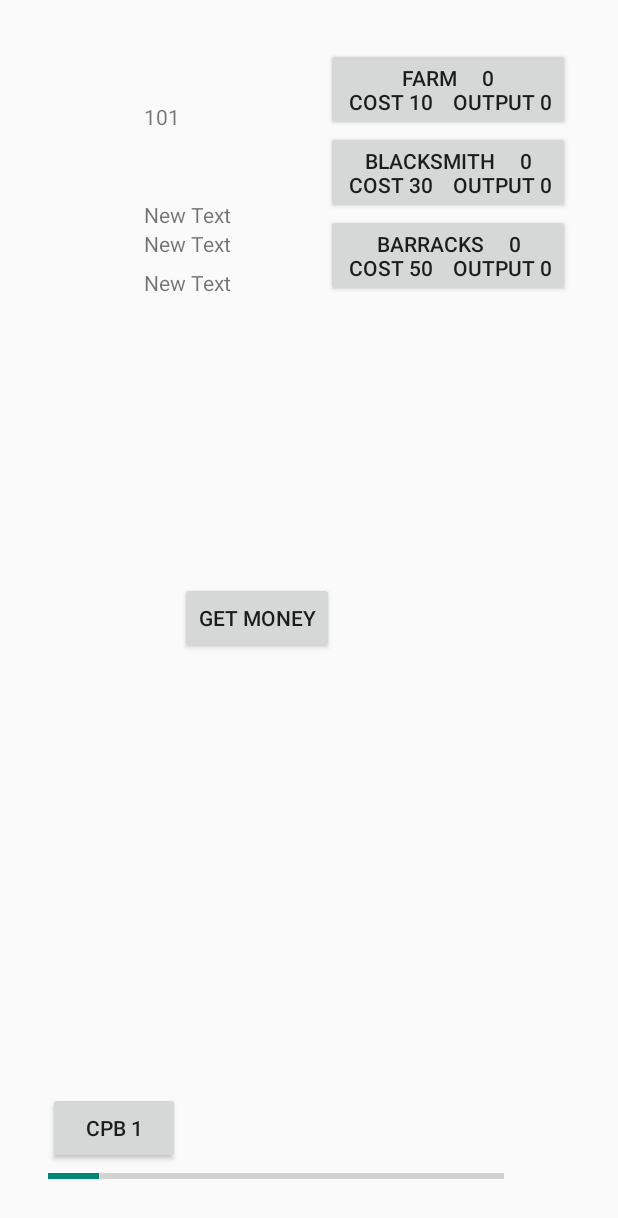
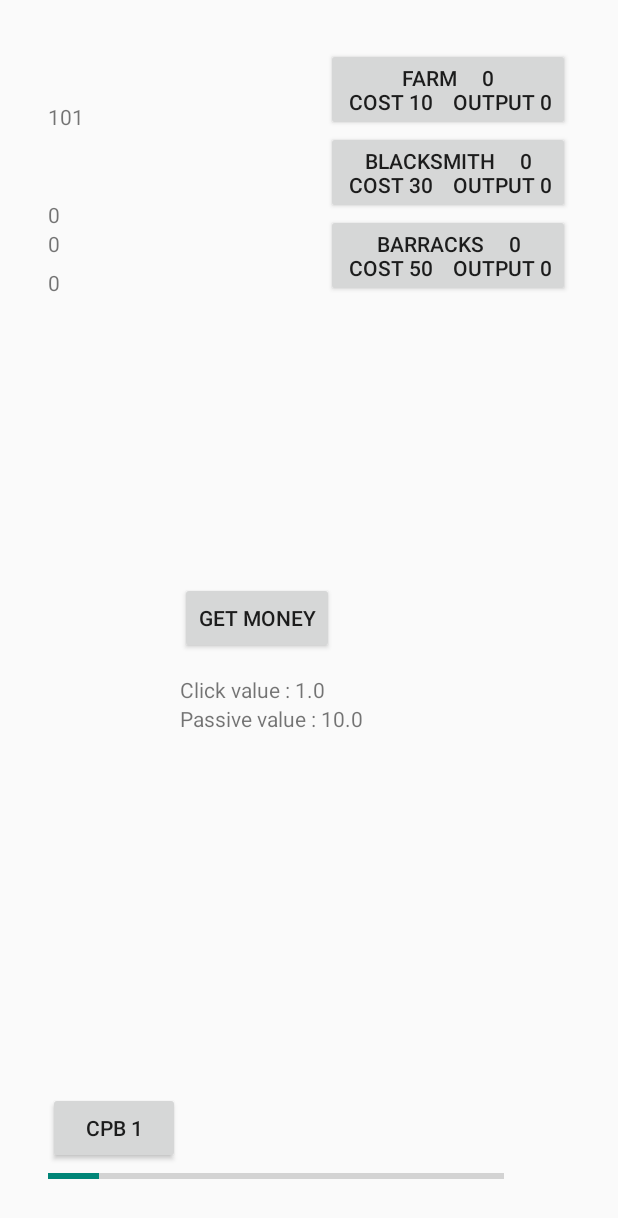
Before and after one commit to jabate89/TapDaat, an Android app: the screen it shows after launch (MainActivity), after a tap on "GET MONEY", on a phone screen of 412 x 824 dp. Shown: the top 1218 px of the screen. Run offline under Robolectric (Android 15) with nearby library versions, the light colour scheme and no system bars.

Commit message:
Updated method which prints values to buttons
Portrait locked the UI

CP1 now works properly (click value will increase
during spell duration if you increase passive income)

```diff
--- a/app/src/main/AndroidManifest.xml
+++ b/app/src/main/AndroidManifest.xml
@@ -9,6 +9,7 @@
         android:theme="@style/AppTheme" >
         <activity
             android:name=".MainActivity"
+            android:screenOrientation="portrait"
             android:label="@string/app_name" >
             <intent-filter>
                 <action android:name="android.intent.action.MAIN" />
--- a/app/src/main/java/com/yourdudeliness/threaddev/Building.java
+++ b/app/src/main/java/com/yourdudeliness/threaddev/Building.java
@@ -56,4 +56,11 @@ public class Building {
     }
 
     public int getCumulativePassive() { return cumulativePassive; }
+
+    public String printStats(){
+        return   ( buildingType + "     "
+                + (int) totalBuildings
+                + "\n Cost " + (int) costOfNext
+                + "    Output " + cumulativePassive);
+    }
 }
--- a/app/src/main/java/com/yourdudeliness/threaddev/MainActivity.java
+++ b/app/src/main/java/com/yourdudeliness/threaddev/MainActivity.java
@@ -31,9 +31,6 @@ public class MainActivity extends FragmentActivity {
      */
 
     public static int testBonus = 100;
-    public static final Handler upTestHandler = new Handler();
-    public static boolean upgradeTestBool = false;
-    public static int tempIncrease;
 
     /*
     DELETE ABOVE DELETE ABOVE
@@ -74,6 +71,12 @@ public class MainActivity extends FragmentActivity {
                     checkFunds();
                     currMana += currPassiveMana;
                     primary_activity.manaBar.setProgress(currMana);
+
+
+                    //TEST###################################
+                    primary_activity.clickTest.setText("Click value : " + currClickVal);
+                    primary_activity.passiveTest.setText("Passive value : " + currPassive);
+                    //TEST####################################
 
                 }
                 scoreHandler.postDelayed(this, SECOND);
@@ -154,34 +157,7 @@ public class MainActivity extends FragmentActivity {
 
 
 
-    public static void testUpgradeBonus(){
 
-
-        new CountDownTimer(15000, 200) {
-
-            public void onTick(long millisUntilFinished) {
-                if(!upgradeTestBool){
-                    upgradeTestBool = true;
-                    primary_activity.cp1.setEnabled(false);
-                    currClickVal = baseClickVal + (10 * (int)currPassive);
-
-
-
-                }
-            }
-
-            public void onFinish() {
-                upgradeTestBool = false;
-                currClickVal = baseClickVal;
-                primary_activity.cp1.setEnabled(true);
-
-            }
-        }.start();
-
-
-
-
-    }
 
 
 
--- a/app/src/main/java/com/yourdudeliness/threaddev/primary_activity.java
+++ b/app/src/main/java/com/yourdudeliness/threaddev/primary_activity.java
@@ -10,6 +10,8 @@ import android.view.ViewGroup;
 import android.widget.Button;
 import android.widget.ProgressBar;
 import android.widget.TextView;
+
+import org.w3c.dom.Text;
 
 import java.util.Random;
 
@@ -28,10 +30,16 @@ public class primary_activity extends Fragment implements OnClickListener {
     public static Random coinGen;
     public static int isCoin;
     public static PathosCoins coinCollection;
-    /*
-    CAN pass anything desired to newInstance() method, similar to a constructor.
-    Can be used for passing data to a fragment
-     */
+
+
+    //TEST#########################################
+    public static TextView clickTest, passiveTest;
+    //TEST########################################
+
+
+
+
+
     public static primary_activity newInstance() {
         primary_activity fragment = new primary_activity();
 
@@ -102,7 +110,7 @@ public class primary_activity extends Fragment implements OnClickListener {
                 }
                 break;
             case R.id.power_1:
-                MainActivity.testUpgradeBonus();//DELETE ###############
+                SpellCast.testUpgradeBonus();//DELETE ###############
                 //DELETE ############################
                 break;
         }
@@ -131,7 +139,7 @@ public class primary_activity extends Fragment implements OnClickListener {
         deity = (Button) view.findViewById(R.id.deity);
 
 
-        coins = new TextView[3];
+        coins = new TextView[3];//the coins view is used as an array
         coins[0] = (TextView) view.findViewById(R.id.coin_0);
         coins[1] = (TextView)view.findViewById(R.id.coin_1);
         coins[2] = (TextView) view.findViewById(R.id.coin_2);
@@ -168,18 +176,30 @@ public class primary_activity extends Fragment implements OnClickListener {
         cp1 = (Button) view.findViewById(R.id.power_1);
         cp1.setOnClickListener(this);
 
+        clickTest = (TextView) view.findViewById(R.id.click_test);
+        passiveTest = (TextView) view.findViewById(R.id.passive_test);
+
         //DELETE ###########################  TESTING STUFF
     }
 
+    /*
+    Called on click of the main button. Increments and prints the score the the UI,
+    checks if a Pathos Coin is generated (base chance 2%), then randomnly generates
+    one of 3 coins.
+     */
     public static void incrementScore(){
 
         MainActivity.currScore += MainActivity.currClickVal;
         printScore();
-        isCoin = coinGen.nextInt(100);
+
+
+        isCoin = coinGen.nextInt(100);//generate random number < 100
+
         if(isCoin == 69 || isCoin == 41){
-
+            //generate a coin if 69 or 41 is generated
             coinCollection.generateCoin(coinGen.nextInt(3));
         }
+
         MainActivity.checkFunds();
 
 
@@ -187,8 +207,9 @@ public class primary_activity extends Fragment implements OnClickListener {
     }
 
     /*
-    Function accepts a string of "good" or "evil", and initializeds the
-    pathos buttons and their names accordingly
+    Function accepts a string of "good" or "evil", based on user
+    in-game choice. Initializes pathos buttons, sets their names,
+    and makes them visible to user
      */
     public void initializePathos(String type){
 
@@ -219,53 +240,32 @@ public class primary_activity extends Fragment implements OnClickListener {
 
         switch(btn){
             case "n1":
-                n1.setText(MainActivity.neutral1.getName() +  "     "
-                        + (int)MainActivity.neutral1.getTotalBuildings()
-                        + "\n Cost " + (int)MainActivity.neutral1.getCostOfNext()
-                        + "    Output " + MainActivity.neutral1.getCumulativePassive());
+                n1.setText(MainActivity.neutral1.printStats());
                 break;
             case "n2":
-                n2.setText(MainActivity.neutral2.getName() +  "     "
-                        + (int)MainActivity.neutral2.getTotalBuildings()
-                        + "\n Cost " + (int)MainActivity.neutral2.getCostOfNext()
-                        + "    Output " + MainActivity.neutral2.getCumulativePassive());
+                n2.setText(MainActivity.neutral2.printStats());
                 break;
             case "n3":
-                n3.setText(MainActivity.neutral3.getName() +  "     "
-                        + (int)MainActivity.neutral3.getTotalBuildings()
-                        + "\n Cost " + (int)MainActivity.neutral3.getCostOfNext()
-                        + "    Output " + MainActivity.neutral3.getCumulativePassive());
+                n3.setText(MainActivity.neutral3.printStats());
                 break;
             case "p1":
                 if(MainActivity.pathosEnabled) {
-                    p1.setText(MainActivity.pathos1.getName() + "     "
-                            + (int) MainActivity.pathos1.getTotalBuildings()
-                            + "\n Cost " + (int) MainActivity.pathos1.getCostOfNext()
-                            + "    Output " + MainActivity.pathos1.getCumulativePassive());
+                    p1.setText(MainActivity.pathos1.printStats());
                 }
                 break;
             case "p2":
                 if(MainActivity.pathosEnabled) {
-                    p2.setText(MainActivity.pathos2.getName() + "     "
-                            + (int) MainActivity.pathos2.getTotalBuildings()
-                            + "\n Cost " + (int) MainActivity.pathos2.getCostOfNext()
-                            + "    Output " + MainActivity.pathos2.getCumulativePassive());
+                    p2.setText(MainActivity.pathos2.printStats());
                 }
                 break;
             case "p3":
                 if(MainActivity.pathosEnabled) {
-                    p2.setText(MainActivity.pathos2.getName() + "     "
-                            + (int) MainActivity.pathos2.getTotalBuildings()
-                            + "\n Cost " + (int) MainActivity.pathos2.getCostOfNext()
-                            + "    Output " + MainActivity.pathos2.getCumulativePassive());
+                    p3.setText(MainActivity.pathos3.printStats());
                 }
                 break;
             case "deity":
                 if(MainActivity.pathosEnabled) {
-                    deity.setText(MainActivity.deity.getName() + "     "
-                            + (int) MainActivity.deity.getTotalBuildings()
-                            + "\n Cost " + (int) MainActivity.deity.getCostOfNext()
-                            + "    Output " + MainActivity.deity.getCumulativePassive());
+                    deity.setText(MainActivity.deity.printStats());
                 }
                 break;
 
@@ -277,4 +277,6 @@ public class primary_activity extends Fragment implements OnClickListener {
 
 
 
+
+
 }
--- a/app/src/main/res/layout/fragment_primary_activity.xml
+++ b/app/src/main/res/layout/fragment_primary_activity.xml
@@ -135,25 +135,25 @@
         <TextView
             android:layout_width="wrap_content"
             android:layout_height="wrap_content"
-            android:text="New Text"
+            android:text="0"
             android:id="@+id/score_box"
             android:layout_above="@+id/neutral_2"
-            android:layout_toLeftOf="@+id/main_button"
-            android:layout_toStartOf="@+id/main_button" />
+            android:layout_alignParentLeft="true"
+            android:layout_alignParentStart="true" />
 
         <TextView
             android:layout_width="wrap_content"
             android:layout_height="wrap_content"
-            android:text="New Text"
+            android:text="0"
             android:id="@+id/coin_0"
-            android:layout_above="@+id/coin_1"
             android:layout_alignLeft="@+id/score_box"
-            android:layout_alignStart="@+id/score_box" />
+            android:layout_alignStart="@+id/score_box"
+            android:layout_above="@+id/coin_1" />
 
         <TextView
             android:layout_width="wrap_content"
             android:layout_height="wrap_content"
-            android:text="New Text"
+            android:text="0"
             android:id="@+id/coin_1"
             android:layout_alignBaseline="@+id/neutral_3"
             android:layout_alignBottom="@+id/neutral_3"
@@ -163,11 +163,34 @@
         <TextView
             android:layout_width="wrap_content"
             android:layout_height="wrap_content"
-            android:text="New Text"
+            android:text="0"
             android:id="@+id/coin_2"
             android:layout_alignBottom="@+id/neutral_3"
             android:layout_alignLeft="@+id/coin_0"
-            android:layout_alignStart="@+id/coin_0" />
+            android:layout_alignStart="@+id/coin_0"
+            android:layout_alignRight="@+id/coin_1"
+            android:layout_alignEnd="@+id/coin_1" />
+
+        <TextView
+            android:layout_width="wrap_content"
+            android:layout_height="wrap_content"
+            android:textAppearance="?android:attr/textAppearanceSmall"
+            android:text="Small Text"
+            android:id="@+id/click_test"
+            android:layout_alignBaseline="@+id/pathos_3"
+            android:layout_alignBottom="@+id/pathos_3"
+            android:layout_alignLeft="@+id/main_button"
+            android:layout_alignStart="@+id/main_button" />
+
+        <TextView
+            android:layout_width="wrap_content"
+            android:layout_height="wrap_content"
+            android:textAppearance="?android:attr/textAppearanceSmall"
+            android:text="Small Text"
+            android:id="@+id/passive_test"
+            android:layout_below="@+id/click_test"
+            android:layout_alignLeft="@+id/click_test"
+            android:layout_alignStart="@+id/click_test" />
     </RelativeLayout>
 
 </FrameLayout>
```
Also changed, not shown: 4 other files.
